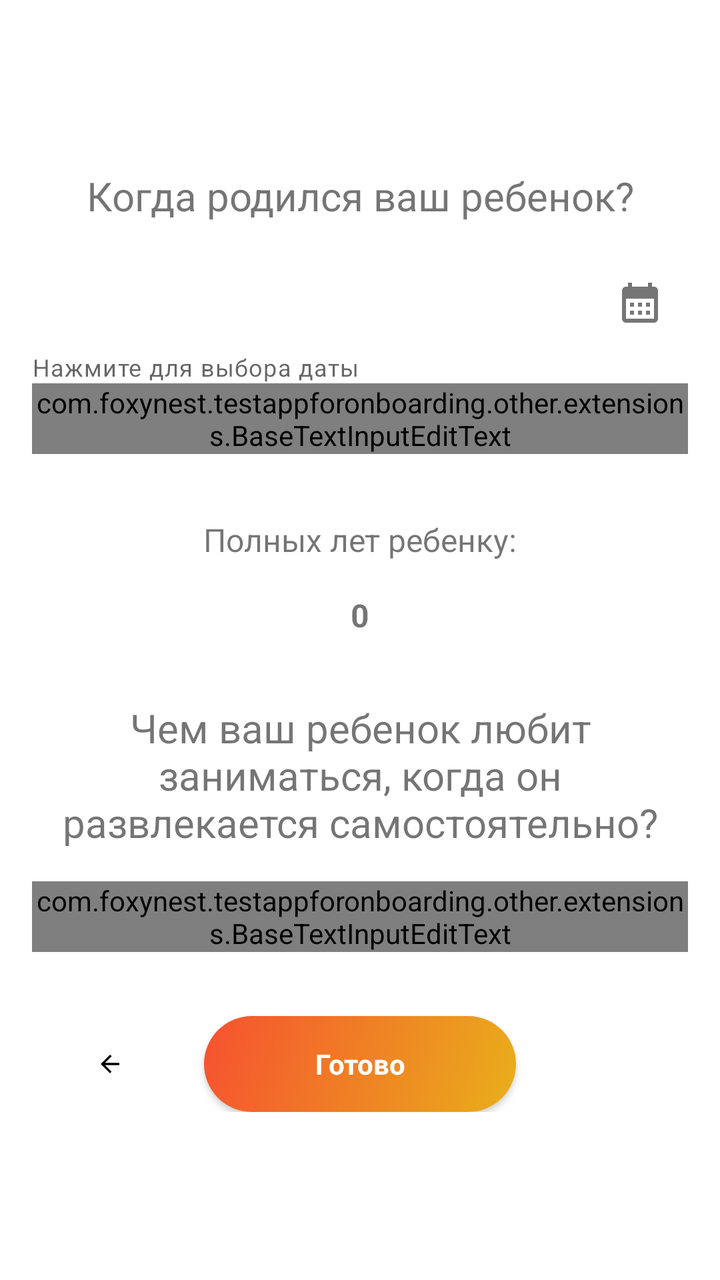
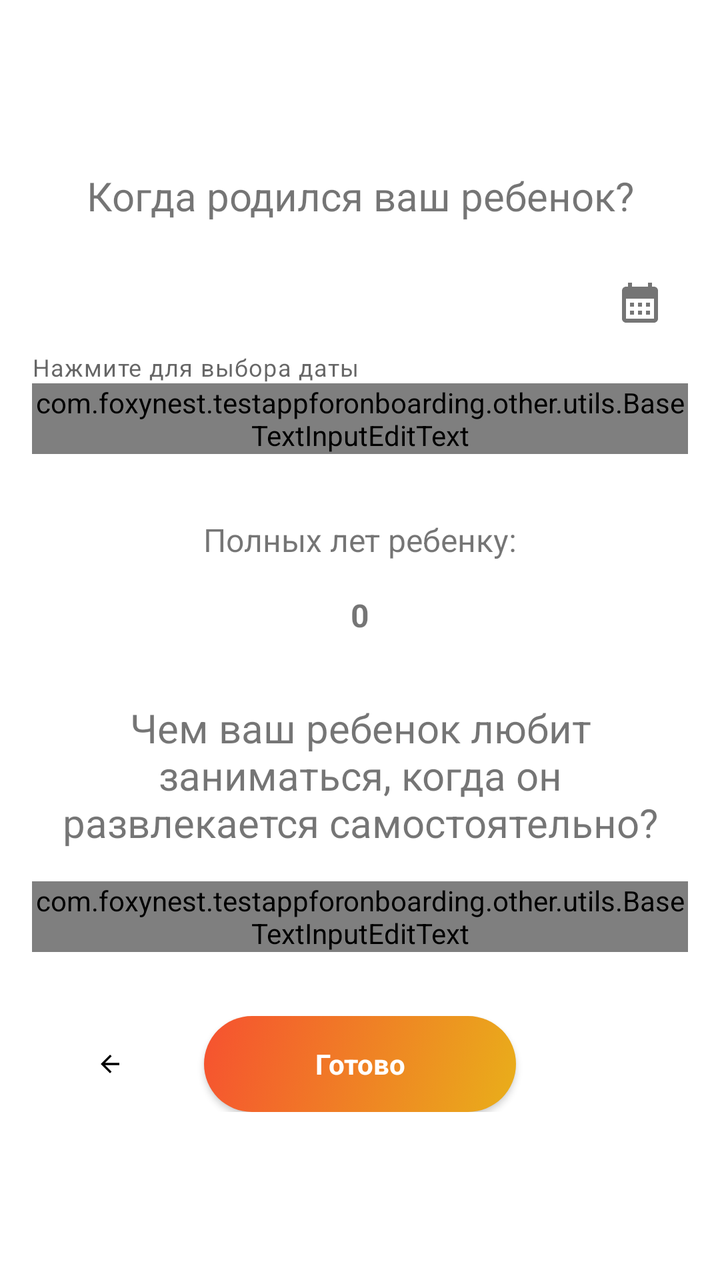

Screens rendered from an Android XML layout before and after an edit, with the pre-edit source and the edit as a unified diff.
<!-- AndroidManifest.xml: application theme Theme.TestAppForOnboarding -->
<!-- res/layout/fragment_question3.xml -->
<?xml version="1.0" encoding="utf-8"?>
<androidx.constraintlayout.widget.ConstraintLayout xmlns:android="http://schemas.android.com/apk/res/android"
    xmlns:app="http://schemas.android.com/apk/res-auto"
    android:layout_width="match_parent"
    android:layout_height="match_parent"
    android:clickable="true"
    android:focusable="true"
    android:focusableInTouchMode="true">

    <androidx.constraintlayout.widget.Guideline
        android:id="@+id/guideline_left"
        android:layout_width="wrap_content"
        android:layout_height="wrap_content"
        android:orientation="vertical"
        app:layout_constraintGuide_begin="@dimen/space_beforeOrAfterElement" />

    <androidx.constraintlayout.widget.Guideline
        android:id="@+id/guideline_right"
        android:layout_width="wrap_content"
        android:layout_height="wrap_content"
        android:orientation="vertical"
        app:layout_constraintGuide_end="@dimen/space_beforeOrAfterElement" />

    <TextView
        android:id="@+id/text_question_birth_date"
        android:layout_width="0dp"
        android:layout_height="wrap_content"
        android:layout_marginTop="@dimen/space_32"
        android:layout_marginBottom="@dimen/space_beforeOrAfterElement"
        android:text="@string/text_birth_date_question"
        android:textAlignment="center"
        android:textSize="20sp"
        app:layout_constraintBottom_toTopOf="@+id/text_field_birth_date"
        app:layout_constraintEnd_toEndOf="@+id/guideline_right"
        app:layout_constraintStart_toStartOf="@+id/guideline_left"
        app:layout_constraintTop_toTopOf="parent"
        app:layout_constraintVertical_chainStyle="packed" />

    

    <com.google.android.material.textfield.TextInputLayout
        android:id="@+id/text_field_birth_date"
        android:layout_width="0dp"
        android:layout_height="wrap_content"
        android:layout_marginBottom="@dimen/space_32"
        android:hint="@string/text_birth_date_hint"
        app:endIconContentDescription="@string/text_select_date_hint"
        app:helperText="@string/text_select_date_helper"
        app:helperTextEnabled="true"
        app:endIconDrawable="@drawable/baseline_calendar_month_24"
        app:endIconMode="custom"
        app:layout_constraintBottom_toTopOf="@+id/text_child_age_label"
        app:layout_constraintEnd_toEndOf="@+id/guideline_right"
        app:layout_constraintStart_toStartOf="@+id/guideline_left"
        app:layout_constraintTop_toBottomOf="@+id/text_question_birth_date">

        

        <com.foxynest.testappforonboarding.other.extensions.BaseTextInputEditText
            android:id="@+id/edit_text_birth_date"
            android:layout_width="match_parent"
            android:layout_height="wrap_content"
            android:clickable="true"
            android:focusable="false"
            android:cursorVisible="false"
            android:imeOptions="actionNext"
            android:inputType="none"
            android:maxLines="1" />

    </com.google.android.material.textfield.TextInputLayout>

    <TextView
        android:id="@+id/text_child_age_label"
        android:layout_width="wrap_content"
        android:layout_height="wrap_content"
        android:layout_marginBottom="@dimen/space_beforeOrAfterElement"
        android:text="@string/text_child_age"
        android:textSize="16sp"
        app:layout_constraintBottom_toTopOf="@+id/text_child_age_value"
        app:layout_constraintEnd_toEndOf="@+id/guideline_right"
        app:layout_constraintStart_toStartOf="@+id/guideline_left"
        app:layout_constraintTop_toBottomOf="@+id/text_field_birth_date" />

    
    <TextView
        android:id="@+id/text_child_age_value"
        android:layout_width="wrap_content"
        android:layout_height="wrap_content"
        android:layout_marginBottom="@dimen/space_32"
        android:text="0"
        android:textSize="16sp"
        android:textStyle="bold"
        app:layout_constraintBottom_toTopOf="@+id/text_question_hobby"
        app:layout_constraintEnd_toEndOf="@+id/guideline_right"
        app:layout_constraintStart_toStartOf="@+id/guideline_left"
        app:layout_constraintTop_toBottomOf="@+id/text_child_age_label" />

    <TextView
        android:id="@+id/text_question_hobby"
        android:layout_width="0dp"
        android:layout_height="wrap_content"
        android:layout_marginBottom="@dimen/space_beforeOrAfterElement"
        android:text="@string/text_hobby_question"
        android:textAlignment="center"
        android:textSize="20sp"
        app:layout_constraintBottom_toTopOf="@+id/text_field_hobby_answer"
        app:layout_constraintEnd_toEndOf="@+id/guideline_right"
        app:layout_constraintStart_toStartOf="@+id/guideline_left"
        app:layout_constraintTop_toBottomOf="@+id/text_child_age_value" />

    <com.google.android.material.textfield.TextInputLayout
        android:id="@+id/text_field_hobby_answer"
        android:layout_width="0dp"
        android:layout_height="wrap_content"
        android:layout_marginBottom="@dimen/space_32"
        android:hint="@string/text_hobby_hint"
        app:layout_constraintBottom_toTopOf="@+id/buttons_linear_layout"
        app:layout_constraintEnd_toEndOf="@+id/guideline_right"
        app:layout_constraintStart_toStartOf="@+id/guideline_left"
        app:layout_constraintTop_toBottomOf="@+id/text_question_hobby"
        app:layout_constraintVertical_chainStyle="packed">

        <com.foxynest.testappforonboarding.other.extensions.BaseTextInputEditText
            android:id="@+id/edit_text_field_hobby_answer"
            android:layout_width="match_parent"
            android:layout_height="wrap_content"
            android:digits="qwertyuiopasdfghjklzxcvbnmQWERTYUIOPASDFGHJKLZXCVBNM, ЁёйцукенгшщзхъфывапролджэячсмитьбюЙЦУКЕНГШЩЗХЪФЫВАПРОЛДЖЭЯЧСМИТЬБЮ"
            android:imeOptions="actionDone"
            android:inputType="textShortMessage"
            android:maxLines="1"
            android:singleLine="true" />

    </com.google.android.material.textfield.TextInputLayout>

    

    <LinearLayout
        android:id="@+id/buttons_linear_layout"
        android:layout_width="0dp"
        android:layout_height="wrap_content"
        android:layout_marginBottom="@dimen/space_32"
        android:gravity="center_vertical"
        android:orientation="horizontal"
        android:weightSum="4"
        app:layout_constraintBottom_toBottomOf="parent"
        app:layout_constraintLeft_toLeftOf="@+id/guideline_left"
        app:layout_constraintRight_toRightOf="@+id/guideline_right"
        app:layout_constraintTop_toBottomOf="@+id/text_field_hobby_answer"
        app:layout_constraintVertical_chainStyle="packed">

        <androidx.appcompat.widget.AppCompatImageView
            android:id="@+id/button_back"
            android:layout_width="0dp"
            android:layout_height="wrap_content"
            android:layout_marginEnd="@dimen/space_small"
            android:layout_weight="1"
            android:gravity="center_vertical"
            android:paddingStart="@dimen/space_32"
            android:paddingEnd="@dimen/space_32"
            app:backgroundTint="@null"
            app:srcCompat="@drawable/baseline_arrow_back_24" />

        <androidx.appcompat.widget.AppCompatButton
            android:id="@+id/button_finish"
            style="@style/Widget.AppCompat.ActionButton"
            android:layout_width="0dp"
            android:layout_height="wrap_content"
            android:layout_marginEnd="@dimen/space_small"
            android:layout_weight="2"
            android:background="@drawable/button_rounded_corners"
            android:paddingStart="@dimen/space_32"
            android:paddingEnd="@dimen/space_32"
            android:text="@string/button_finish"
            android:textColor="@color/white"
            android:textSize="@dimen/button_text"
            android:textStyle="bold"
            app:backgroundTint="@null" />

        <androidx.appcompat.widget.AppCompatButton
            android:id="@+id/button_no"
            style="@style/Widget.AppCompat.ActionButton"
            android:layout_width="0dp"
            android:layout_height="wrap_content"
            android:layout_weight="1"
            android:background="@drawable/button_rounded_corners"
            android:paddingStart="@dimen/space_32"
            android:paddingEnd="@dimen/space_32"
            android:text="@string/no"
            android:textColor="@color/white"
            android:textSize="@dimen/button_text"
            android:textStyle="bold"
            android:visibility="gone"
            app:backgroundTint="@null" />

    </LinearLayout>

</androidx.constraintlayout.widget.ConstraintLayout>
<!-- resources referenced by this layout -->
<resources>
  <color name="white">#FFFFFFFF</color>
  <dimen name="button_text">14sp</dimen>
  <dimen name="space_32">32dp</dimen>
  <dimen name="space_beforeOrAfterElement">16dp</dimen>
  <dimen name="space_small">8dp</dimen>
  <!-- drawable baseline_arrow_back_24 (drawable) -->
  <vector android:autoMirrored="true" android:height="24dp"
      android:tint="#000000" android:viewportHeight="24"
      android:viewportWidth="24" android:width="24dp" xmlns:android="http://schemas.android.com/apk/res/android">
      <path android:fillColor="@android:color/white" android:pathData="M20,11H7.83l5.59,-5.59L12,4l-8,8 8,8 1.41,-1.41L7.83,13H20v-2z"/>
  </vector>
  <!-- drawable baseline_calendar_month_24 (drawable) -->
  <vector xmlns:android="http://schemas.android.com/apk/res/android" android:height="24dp" android:tint="#000000" android:viewportHeight="24" android:viewportWidth="24" android:width="24dp">
        
      <path android:fillColor="@android:color/white" android:pathData="M19,4h-1V2h-2v2H8V2H6v2H5C3.89,4 3.01,4.9 3.01,6L3,20c0,1.1 0.89,2 2,2h14c1.1,0 2,-0.9 2,-2V6C21,4.9 20.1,4 19,4zM19,20H5V10h14V20zM9,14H7v-2h2V14zM13,14h-2v-2h2V14zM17,14h-2v-2h2V14zM9,18H7v-2h2V18zM13,18h-2v-2h2V18zM17,18h-2v-2h2V18z"/>
      
  </vector>
  <!-- drawable button_rounded_corners (drawable) -->
  <?xml version="1.0" encoding="utf-8"?>
  <selector
      xmlns:android="http://schemas.android.com/apk/res/android">
      <item android:state_enabled="false">
          <shape>
              <corners android:radius="24dp" />
              <gradient
                  android:angle="315"
                  android:endColor="#E9AF1A"
                  android:startColor="#F65130" />
          </shape>
      </item>
  
      
      <item android:state_pressed="true">
          <shape>
              <corners android:radius="24dp" />
              <gradient
                  android:angle="315"
                  android:endColor="#CCE9AF1A"
                  android:startColor="#CCF65130" />
          </shape>
      </item>
  
      
      <item android:state_enabled="true">
          <shape>
              <corners android:radius="24dp" />
              <gradient
                  android:angle="315"
                  android:endColor="#E9AF1A"
                  android:startColor="#F65130" />
          </shape>
      </item>
  
  </selector>
  <string name="button_finish">Готово</string>
  <string name="no">Нет</string>
  <string name="text_birth_date_hint">ДД.ММ.ГГГГ</string>
  <string name="text_birth_date_question">Когда родился ваш ребенок?</string>
  <string name="text_child_age">Полных лет ребенку:</string>
  <string name="text_hobby_hint">Напишите хобби</string>
  <string name="text_hobby_question">Чем ваш ребенок любит заниматься, когда он развлекается самостоятельно?</string>
  <string name="text_select_date_helper">Нажмите для выбора даты</string>
  <string name="text_select_date_hint">Выберите дату рождения ребенка</string>
  <style name="Theme.TestAppForOnboarding" parent="Theme.MaterialComponents.DayNight.DarkActionBar">
          
          <item name="colorPrimary">@color/purple_500</item>
          <item name="colorPrimaryVariant">@color/purple_700</item>
          <item name="colorOnPrimary">@color/white</item>
          
          <item name="colorSecondary">@color/teal_200</item>
          <item name="colorSecondaryVariant">@color/teal_700</item>
          <item name="colorOnSecondary">@color/black</item>
          
          <item name="android:statusBarColor">?attr/colorPrimaryVariant</item>
          
      </style>
  <color name="purple_500">#FF6200EE</color>
  <color name="purple_700">#FF3700B3</color>
  <color name="teal_200">#FF03DAC5</color>
  <color name="teal_700">#FF018786</color>
  <color name="black">#FF000000</color>
</resources>

<!-- the commit's change to res/layout/fragment_question3.xml (unified diff, before → after) -->
@@ -56,7 +56,7 @@
 
         
 
-        <com.foxynest.testappforonboarding.other.extensions.BaseTextInputEditText
+        <com.foxynest.testappforonboarding.other.utils.BaseTextInputEditText
             android:id="@+id/edit_text_birth_date"
             android:layout_width="match_parent"
             android:layout_height="wrap_content"
@@ -120,7 +120,7 @@
         app:layout_constraintTop_toBottomOf="@+id/text_question_hobby"
         app:layout_constraintVertical_chainStyle="packed">
 
-        <com.foxynest.testappforonboarding.other.extensions.BaseTextInputEditText
+        <com.foxynest.testappforonboarding.other.utils.BaseTextInputEditText
             android:id="@+id/edit_text_field_hobby_answer"
             android:layout_width="match_parent"
             android:layout_height="wrap_content"
